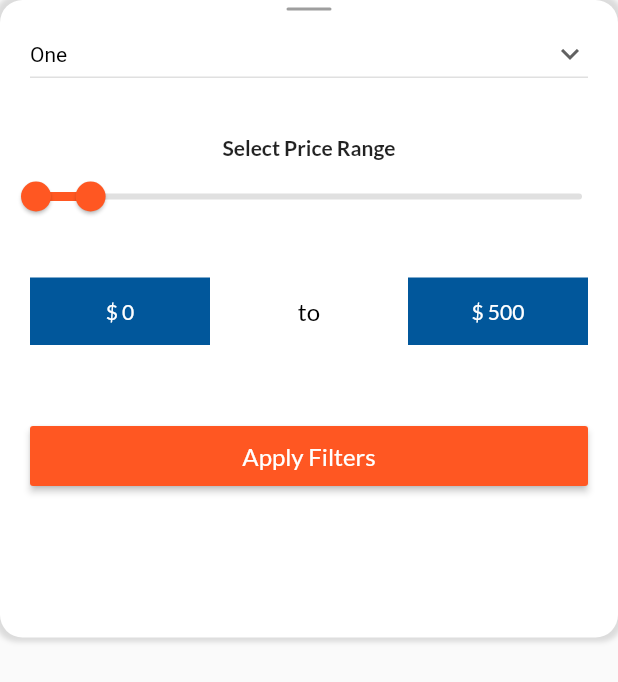
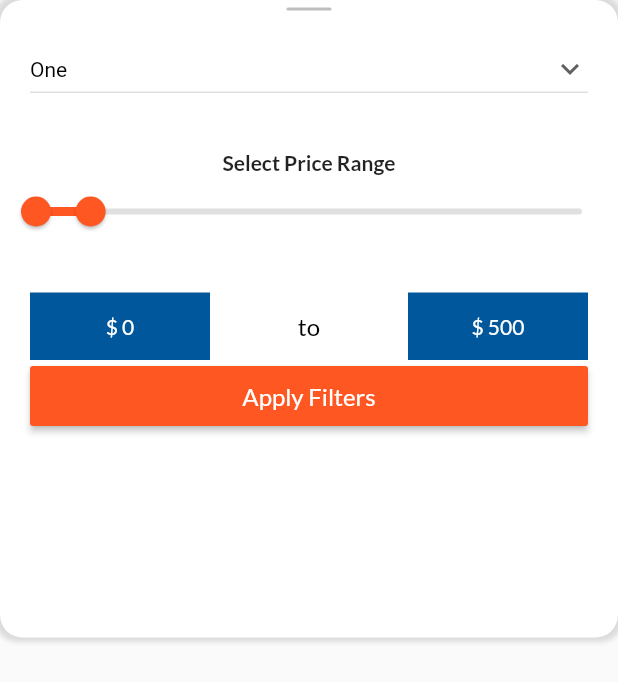
Before and after one commit to Furqankhanzada/flutter_eCommerce_ui_kit, a Flutter app: the ShopSearch widget shown alone on an empty page, opened directly, on a phone screen of 412 x 824 dp. Shown: the top 682 px of the screen. Run offline on Flutter 3.47's test engine with Material 2 defaults, Android fonts, the phone set to English and light mode, and no system bars; our stand-ins replace cached_network_image, carousel_slider, smooth_star_rating; network calls fail.

Commit message:
Fixed Bottom Sheet Issue

```diff
--- a/lib/shop/search.dart
+++ b/lib/shop/search.dart
@@ -23,12 +23,12 @@ class _ShopSearchState extends State<ShopSearch> {
       child: Column(
           children: [
             Padding(
-              padding: const EdgeInsets.only(top: 5.0, bottom: 5),
+              padding: const EdgeInsets.only(top: 5.0, bottom: 15),
               child: Container(
                 width: 30,
                 height: 2,
                 decoration: BoxDecoration(
-                  color: Colors.grey,
+                  color: Colors.grey[400],
                   borderRadius: BorderRadius.all(Radius.circular(20)),
                 ),
               ),
@@ -121,7 +121,7 @@ class _ShopSearchState extends State<ShopSearch> {
             ),
 
             Padding(
-              padding: const EdgeInsets.only(left: 20.0, right: 20, top: 50),
+              padding: const EdgeInsets.only(left: 20.0, right: 20),
               child: ButtonTheme(
                 buttonColor: Theme.of(context).primaryColor,
                 minWidth: double.infinity,
```
